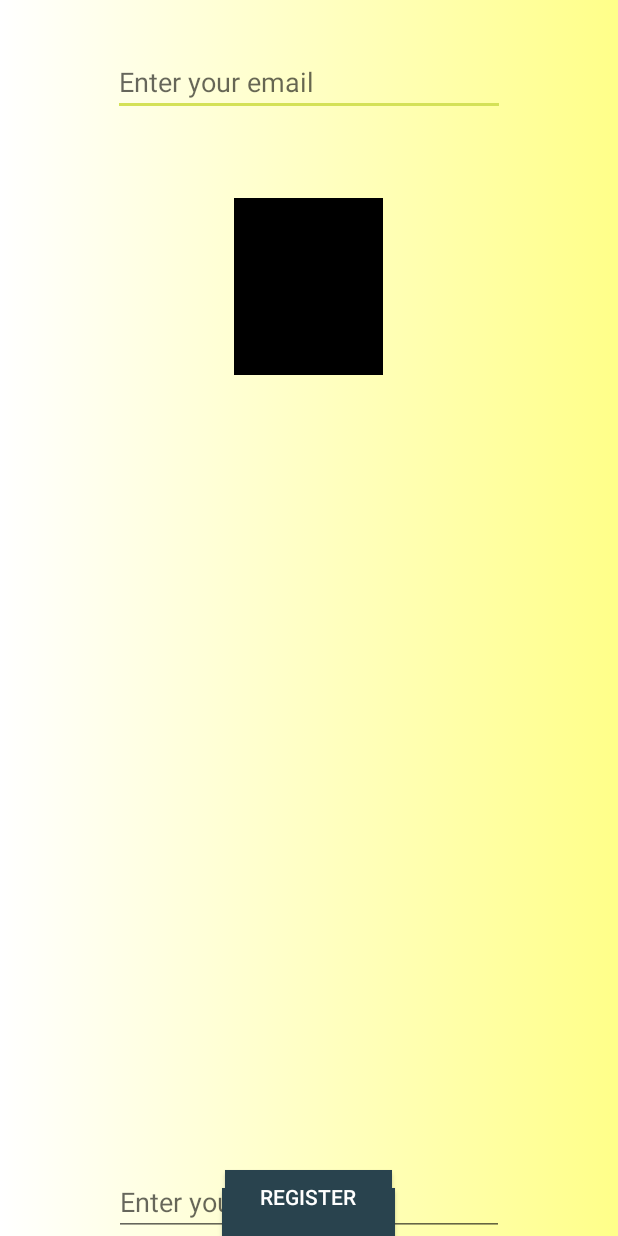
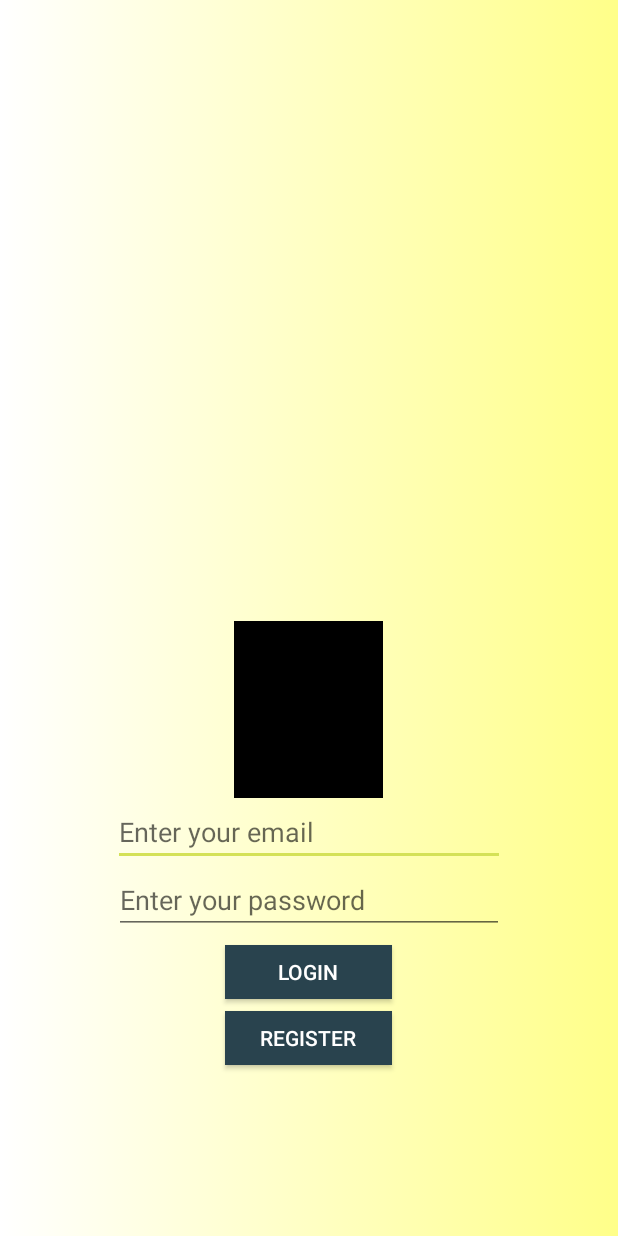
Before and after one commit to FBU2k18/SchedulingApp, an Android app: the screen it shows after launch (LoginActivity), on a phone screen of 412 x 824 dp. Run offline under Robolectric (Android 15) with nearby library versions, the phone set to English and light mode, and no system bars; our stand-ins replace Firebase (no records; nobody signed in at launch, a user with empty details on screens opened directly).

Commit message:
Fixed Login Activity

```diff
--- a/app/src/main/java/com/emmabr/schedulingapp/LoginActivity.java
+++ b/app/src/main/java/com/emmabr/schedulingapp/LoginActivity.java
@@ -42,6 +42,9 @@ public class LoginActivity extends AppCompatActivity {
         // Check if user is signed in (non-null) and update UI accordingly.
         FirebaseUser currUser = mAuth.getCurrentUser();
         updateUI(currUser);
+
+        //start the gradient animation
+        animationDrawable.start();
     }
 
 
--- a/app/src/main/res/layout/activity_login.xml
+++ b/app/src/main/res/layout/activity_login.xml
@@ -12,17 +12,9 @@
         android:id="@+id/tvEmail"
         android:layout_width="261dp"
         android:layout_height="wrap_content"
-        android:layout_alignParentTop="true"
+        android:layout_above="@+id/tvPassword"
         android:layout_centerHorizontal="true"
-        android:layout_marginEnd="8dp"
-        android:layout_marginStart="8dp"
-        android:layout_marginTop="32dp"
-        android:hint="@string/email"
-        app:layout_constraintEnd_toEndOf="parent"
-        app:layout_constraintHorizontal_bias="0.503"
-        app:layout_constraintStart_toStartOf="parent"
-        app:layout_constraintTop_toBottomOf="@+id/ivLogo"
-        />
+        android:hint="@string/email" />
 
     <EditText
         android:id="@+id/tvPassword"
@@ -30,31 +22,20 @@
         android:layout_height="wrap_content"
         android:layout_alignParentBottom="true"
         android:layout_centerHorizontal="true"
-        android:layout_marginEnd="8dp"
-        android:inputType="textPassword"
-        android:layout_marginStart="8dp"
-        android:layout_marginTop="8dp"
+        android:layout_marginBottom="201dp"
         android:hint="@string/password"
-        app:layout_constraintEnd_toEndOf="parent"
-        app:layout_constraintStart_toStartOf="parent"
-        app:layout_constraintTop_toBottomOf="@+id/tvEmail" />
+        android:inputType="textPassword" />
 
     <Button
         android:id="@+id/btLogIn"
-        android:layout_width="115dp"
-        android:layout_height="32dp"
+        android:layout_width="111dp"
+        android:layout_height="36dp"
         android:layout_alignParentBottom="true"
         android:layout_centerHorizontal="true"
-        android:layout_marginEnd="8dp"
-        android:layout_marginStart="8dp"
-        android:layout_marginTop="32dp"
+        android:layout_marginBottom="158dp"
         android:background="@color/colorPrimaryDark"
         android:text="@string/login_btn"
-        android:textColor="@color/lightText"
-        app:layout_constraintEnd_toEndOf="parent"
-        app:layout_constraintHorizontal_bias="0.501"
-        app:layout_constraintStart_toStartOf="parent"
-        app:layout_constraintTop_toBottomOf="@+id/tvPassword" />
+        android:textColor="@color/lightText" />
 
     <Button
         android:id="@+id/btRegister"
@@ -62,33 +43,17 @@
         android:layout_height="36dp"
         android:layout_alignParentBottom="true"
         android:layout_centerHorizontal="true"
-        android:layout_marginBottom="8dp"
-        android:layout_marginEnd="8dp"
-        android:layout_marginStart="8dp"
-        android:layout_marginTop="8dp"
+        android:layout_marginBottom="114dp"
         android:background="@color/colorPrimaryDark"
         android:text="@string/register_btn"
-        android:textColor="@color/lightText"
-        app:layout_constraintBottom_toBottomOf="parent"
-        app:layout_constraintEnd_toEndOf="parent"
-        app:layout_constraintHorizontal_bias="0.501"
-        app:layout_constraintStart_toStartOf="parent"
-        app:layout_constraintTop_toBottomOf="@+id/btLogIn"
-        app:layout_constraintVertical_bias="0.0" />
+        android:textColor="@color/lightText" />
 
     <ImageView
         android:id="@+id/ivLogo"
         android:layout_width="99dp"
         android:layout_height="118dp"
-        android:layout_alignParentTop="true"
+        android:layout_above="@+id/tvEmail"
         android:layout_centerHorizontal="true"
-        android:layout_marginEnd="8dp"
-        android:layout_marginStart="8dp"
-        android:layout_marginTop="132dp"
-        app:layout_constraintEnd_toEndOf="parent"
-        app:layout_constraintHorizontal_bias="0.501"
-        app:layout_constraintStart_toStartOf="parent"
-        app:layout_constraintTop_toTopOf="parent"
         app:srcCompat="@android:color/background_dark" />
 
 </RelativeLayout>
```
